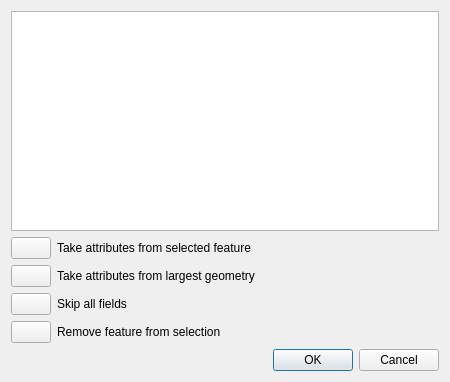
Above: src/ui/qgsmergeattributesdialogbase.ui from carsmie/QGIS before the change. Below: the same form after it.
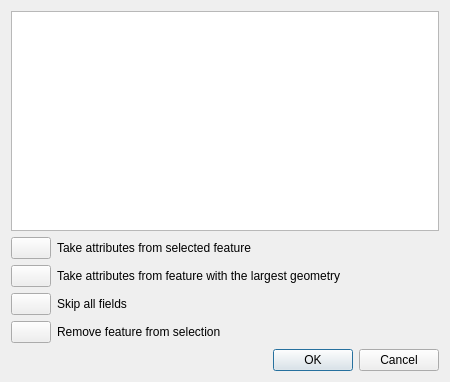
That is the form after the change. Icons and pictures are not drawn.

Commit message: Fix label wording

What changed in the file:
```diff
--- a/src/ui/qgsmergeattributesdialogbase.ui
+++ b/src/ui/qgsmergeattributesdialogbase.ui
@@ -84,7 +84,7 @@
      <item>
       <widget class="QLabel" name="mTakeLargestAttributesLabel">
        <property name="text">
-        <string>Take attributes from largest geometry</string>
+        <string>Take attributes from feature with the largest geometry</string>
        </property>
        <property name="buddy">
         <cstring>mFromLargestPushButton</cstring>
```
